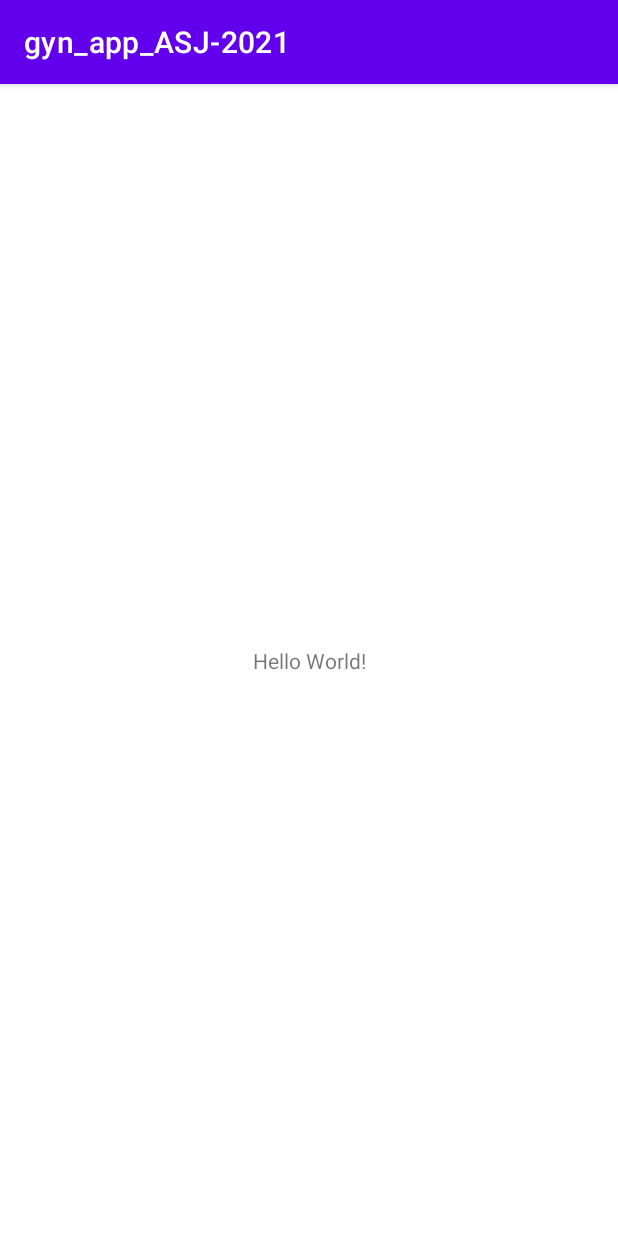
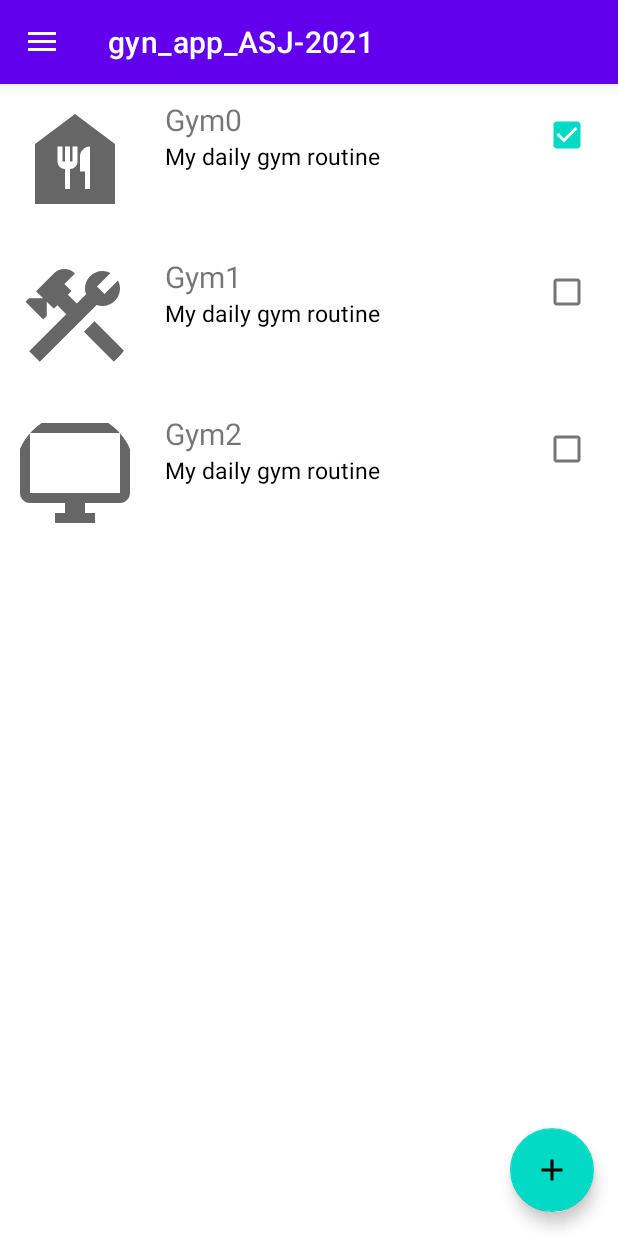
Before and after one commit to PratikJH153/gyn_app_ASJ2021, an Android app: the screen it shows after launch (MainActivity), on a phone screen of 412 x 824 dp. Run offline under Robolectric (Android 15) with nearby library versions, the phone set to English and light mode, and no system bars; our stand-ins replace CircleImageView.

Commit message:
ui update

```diff
--- /dev/null
+++ b/app/src/main/java/com/example/gyn_app_asj_2021/Adapter.kt
@@ -0,0 +1,42 @@
+package com.example.listview_demo
+
+import android.view.LayoutInflater
+import android.view.View
+import android.view.ViewGroup
+import android.widget.CheckBox
+import android.widget.TextView
+import androidx.recyclerview.widget.RecyclerView
+import com.example.gyn_app_asj_2021.R
+import com.example.gyn_app_asj_2021.Task
+import de.hdodenhof.circleimageview.CircleImageView
+
+class Adapter(private val dataList: List<Task>) : RecyclerView.Adapter<Adapter.ViewHolder>() {
+
+    // Represents a single row in a list
+    class ViewHolder(itemView: View) : RecyclerView.ViewHolder(itemView) {
+        // Initialize
+        val iconView:CircleImageView = itemView.findViewById(R.id.icon)
+        val textView1: TextView = itemView.findViewById(R.id.tag)
+        val textView2: TextView = itemView.findViewById(R.id.description)
+        val checkedView: CheckBox = itemView.findViewById(R.id.checked)
+    }
+
+    override fun onCreateViewHolder(parent: ViewGroup, viewType: Int): ViewHolder {
+        val itemView =
+            LayoutInflater.from(parent.context).inflate(R.layout.taskview, parent, false)
+
+        return ViewHolder(itemView)
+    }
+
+    override fun onBindViewHolder(holder: ViewHolder, position: Int) {
+        val currentItem = dataList[position]
+
+        // setter
+        holder.textView1.text = currentItem.tagName + position.toString()
+        holder.textView2.text = currentItem.tagValue
+        holder.iconView.setImageResource(currentItem.icon)
+        holder.checkedView.setChecked(currentItem.isComplete)
+    }
+
+    override fun getItemCount() = dataList.size
+}
--- a/app/src/main/java/com/example/gyn_app_asj_2021/MainActivity.kt
+++ b/app/src/main/java/com/example/gyn_app_asj_2021/MainActivity.kt
@@ -2,10 +2,98 @@ package com.example.gyn_app_asj_2021
 
 import androidx.appcompat.app.AppCompatActivity
 import android.os.Bundle
+import android.util.Log
+import android.view.MenuItem
+import android.widget.Toast
+import androidx.appcompat.app.ActionBarDrawerToggle
+import androidx.drawerlayout.widget.DrawerLayout
+import androidx.recyclerview.widget.LinearLayoutManager
+import androidx.recyclerview.widget.RecyclerView
+import com.google.android.material.floatingactionbutton.FloatingActionButton
+import com.google.android.material.navigation.NavigationView
 
 class MainActivity : AppCompatActivity() {
+
+    lateinit var toggle: ActionBarDrawerToggle
+
+    var data: MutableList<Task> = mutableListOf(
+        Task(
+            "Gym",
+            "My daily gym routine",
+            icon = R.drawable.ic_food,
+            true
+        ),
+        Task(
+            "Gym",
+            "My daily gym routine",
+            icon = R.drawable.ic_icon_1,
+            false
+        ),
+        Task(
+            "Gym",
+            "My daily gym routine",
+            icon = R.drawable.ic_icon_2,
+            false
+        ),
+    )
+
     override fun onCreate(savedInstanceState: Bundle?) {
         super.onCreate(savedInstanceState)
         setContentView(R.layout.activity_main)
+
+        val recycler_view: RecyclerView = findViewById(R.id.recycler_view_tasks)
+        recycler_view.adapter = com.example.listview_demo.Adapter(data)
+        recycler_view.layoutManager = LinearLayoutManager(this)
+        recycler_view.setHasFixedSize(true)
+
+        val addFloatingButton: FloatingActionButton = findViewById(R.id.add_fab)
+
+        addFloatingButton.setOnClickListener {
+            data.add(
+                Task(
+                    "Gym",
+                    "My daily gym routine",
+                    icon = R.drawable.ic_icon_1,
+                    false
+                )
+            )
+
+            recycler_view.adapter!!.notifyDataSetChanged()
+
+            Toast.makeText(this, "Clicked", Toast.LENGTH_SHORT).show()
+        }
+
+        val drawerLayout: DrawerLayout = findViewById(R.id.drawerLayout)
+
+        toggle = ActionBarDrawerToggle(
+            this,
+            drawerLayout,
+            R.string.open,
+            R.string.close
+        )
+
+        drawerLayout.addDrawerListener(toggle)
+        toggle.syncState()
+
+        supportActionBar?.setDisplayHomeAsUpEnabled(true)
+
+        findViewById<NavigationView>(R.id.navView).setNavigationItemSelectedListener {
+            when (it.itemId) {
+                R.id.item1 -> Toast.makeText(this, "Item1", Toast.LENGTH_SHORT).show()
+                R.id.item2 -> Toast.makeText(this, "Item2", Toast.LENGTH_SHORT).show()
+                R.id.item3 -> Toast.makeText(this, "Item3", Toast.LENGTH_SHORT).show()
+                R.id.item4 -> Toast.makeText(this, "Item4", Toast.LENGTH_SHORT).show()
+            }
+            true
+        }
+    }
+
+    override fun onOptionsItemSelected(item: MenuItem): Boolean {
+
+        if (toggle.onOptionsItemSelected(item)) {
+            return true
+        }
+
+        return super.onOptionsItemSelected(item)
     }
 }
--- /dev/null
+++ b/app/src/main/java/com/example/gyn_app_asj_2021/Task.kt
@@ -0,0 +1,8 @@
+package com.example.gyn_app_asj_2021
+
+data class Task(
+    var tagName: String,
+    var tagValue: String,
+    var icon: Int,
+    var isComplete: Boolean
+)
--- /dev/null
+++ b/app/src/main/res/drawable/ic_add.xml
@@ -0,0 +1,10 @@
+<vector xmlns:android="http://schemas.android.com/apk/res/android"
+    android:width="24dp"
+    android:height="24dp"
+    android:viewportWidth="24"
+    android:viewportHeight="24"
+    android:tint="?attr/colorControlNormal">
+  <path
+      android:fillColor="@android:color/white"
+      android:pathData="M19,13h-6v6h-2v-6H5v-2h6V5h2v6h6v2z"/>
+</vector>
--- /dev/null
+++ b/app/src/main/res/drawable/ic_backup.xml
@@ -0,0 +1,10 @@
+<vector xmlns:android="http://schemas.android.com/apk/res/android"
+    android:width="24dp"
+    android:height="24dp"
+    android:viewportWidth="24"
+    android:viewportHeight="24"
+    android:tint="?attr/colorControlNormal">
+  <path
+      android:fillColor="@android:color/white"
+      android:pathData="M19.35,10.04C18.67,6.59 15.64,4 12,4 9.11,4 6.6,5.64 5.35,8.04 2.34,8.36 0,10.91 0,14c0,3.31 2.69,6 6,6h13c2.76,0 5,-2.24 5,-5 0,-2.64 -2.05,-4.78 -4.65,-4.96zM14,13v4h-4v-4H7l5,-5 5,5h-3z"/>
+</vector>
--- /dev/null
+++ b/app/src/main/res/drawable/ic_export.xml
@@ -0,0 +1,10 @@
+<vector xmlns:android="http://schemas.android.com/apk/res/android"
+    android:width="24dp"
+    android:height="24dp"
+    android:viewportWidth="24"
+    android:viewportHeight="24"
+    android:tint="?attr/colorControlNormal">
+  <path
+      android:fillColor="@android:color/white"
+      android:pathData="M20,12l-1.41,-1.41L13,16.17V4h-2v12.17l-5.58,-5.59L4,12l8,8 8,-8z"/>
+</vector>
--- /dev/null
+++ b/app/src/main/res/drawable/ic_favorite.xml
@@ -0,0 +1,10 @@
+<vector xmlns:android="http://schemas.android.com/apk/res/android"
+    android:width="24dp"
+    android:height="24dp"
+    android:viewportWidth="24"
+    android:viewportHeight="24"
+    android:tint="?attr/colorControlNormal">
+  <path
+      android:fillColor="@android:color/white"
+      android:pathData="M12,21.35l-1.45,-1.32C5.4,15.36 2,12.28 2,8.5 2,5.42 4.42,3 7.5,3c1.74,0 3.41,0.81 4.5,2.09C13.09,3.81 14.76,3 16.5,3 19.58,3 22,5.42 22,8.5c0,3.78 -3.4,6.86 -8.55,11.54L12,21.35z"/>
+</vector>
--- /dev/null
+++ b/app/src/main/res/drawable/ic_food.xml
@@ -0,0 +1,10 @@
+<vector xmlns:android="http://schemas.android.com/apk/res/android"
+    android:width="24dp"
+    android:height="24dp"
+    android:viewportWidth="24"
+    android:viewportHeight="24"
+    android:tint="?attr/colorControlNormal">
+  <path
+      android:fillColor="@android:color/white"
+      android:pathData="M12,3L4,9v12h16V9L12,3zM12.5,12.5c0,0.83 -0.67,1.5 -1.5,1.5v4h-1v-4c-0.83,0 -1.5,-0.67 -1.5,-1.5v-3h1v3H10v-3h1v3h0.5v-3h1V12.5zM15,18h-1v-3.5h-1v-3c0,-1.1 0.9,-2 2,-2V18z"/>
+</vector>
--- /dev/null
+++ b/app/src/main/res/drawable/ic_home.xml
@@ -0,0 +1,10 @@
+<vector xmlns:android="http://schemas.android.com/apk/res/android"
+    android:width="24dp"
+    android:height="24dp"
+    android:viewportWidth="24"
+    android:viewportHeight="24"
+    android:tint="?attr/colorControlNormal">
+  <path
+      android:fillColor="@android:color/white"
+      android:pathData="M10,20v-6h4v6h5v-8h3L12,3 2,12h3v8z"/>
+</vector>
--- /dev/null
+++ b/app/src/main/res/drawable/ic_icon_1.xml
@@ -0,0 +1,13 @@
+<vector xmlns:android="http://schemas.android.com/apk/res/android"
+    android:width="24dp"
+    android:height="24dp"
+    android:viewportWidth="24"
+    android:viewportHeight="24"
+    android:tint="?attr/colorControlNormal">
+  <path
+      android:fillColor="@android:color/white"
+      android:pathData="M13.7827,15.1719l2.1213,-2.1213l5.9962,5.9962l-2.1213,2.1213z"/>
+  <path
+      android:fillColor="@android:color/white"
+      android:pathData="M17.5,10c1.93,0 3.5,-1.57 3.5,-3.5c0,-0.58 -0.16,-1.12 -0.41,-1.6l-2.7,2.7L16.4,6.11l2.7,-2.7C18.62,3.16 18.08,3 17.5,3C15.57,3 14,4.57 14,6.5c0,0.41 0.08,0.8 0.21,1.16l-1.85,1.85l-1.78,-1.78l0.71,-0.71L9.88,5.61L12,3.49c-1.17,-1.17 -3.07,-1.17 -4.24,0L4.22,7.03l1.41,1.41H2.81L2.1,9.15l3.54,3.54l0.71,-0.71V9.15l1.41,1.41l0.71,-0.71l1.78,1.78l-7.41,7.41l2.12,2.12L16.34,9.79C16.7,9.92 17.09,10 17.5,10z"/>
+</vector>
--- /dev/null
+++ b/app/src/main/res/drawable/ic_icon_2.xml
@@ -0,0 +1,10 @@
+<vector xmlns:android="http://schemas.android.com/apk/res/android"
+    android:width="24dp"
+    android:height="24dp"
+    android:viewportWidth="24"
+    android:viewportHeight="24"
+    android:tint="?attr/colorControlNormal">
+  <path
+      android:fillColor="@android:color/white"
+      android:pathData="M21,2L3,2c-1.1,0 -2,0.9 -2,2v12c0,1.1 0.9,2 2,2h7v2L8,20v2h8v-2h-2v-2h7c1.1,0 2,-0.9 2,-2L23,4c0,-1.1 -0.9,-2 -2,-2zM21,16L3,16L3,4h18v12z"/>
+</vector>
--- /dev/null
+++ b/app/src/main/res/drawable/ic_logout.xml
@@ -0,0 +1,10 @@
+<vector xmlns:android="http://schemas.android.com/apk/res/android"
+    android:width="24dp"
+    android:height="24dp"
+    android:viewportWidth="24"
+    android:viewportHeight="24"
+    android:tint="?attr/colorControlNormal">
+  <path
+      android:fillColor="@android:color/white"
+      android:pathData="M11,7L9.6,8.4l2.6,2.6H2v2h10.2l-2.6,2.6L11,17l5,-5L11,7zM20,19h-8v2h8c1.1,0 2,-0.9 2,-2V5c0,-1.1 -0.9,-2 -2,-2h-8v2h8V19z"/>
+</vector>
--- a/app/src/main/res/layout/activity_main.xml
+++ b/app/src/main/res/layout/activity_main.xml
@@ -1,18 +1,43 @@
 <?xml version="1.0" encoding="utf-8"?>
-<androidx.constraintlayout.widget.ConstraintLayout xmlns:android="http://schemas.android.com/apk/res/android"
+<androidx.drawerlayout.widget.DrawerLayout xmlns:android="http://schemas.android.com/apk/res/android"
+    android:id="@+id/drawerLayout"
     xmlns:app="http://schemas.android.com/apk/res-auto"
     xmlns:tools="http://schemas.android.com/tools"
     android:layout_width="match_parent"
     android:layout_height="match_parent"
     tools:context=".MainActivity">
 
-    <TextView
+    <androidx.constraintlayout.widget.ConstraintLayout
+        android:id="@+id/main_body"
         android:layout_width="wrap_content"
-        android:layout_height="wrap_content"
-        android:text="Hello World!"
-        app:layout_constraintBottom_toBottomOf="parent"
-        app:layout_constraintLeft_toLeftOf="parent"
-        app:layout_constraintRight_toRightOf="parent"
-        app:layout_constraintTop_toTopOf="parent" />
+        android:layout_height="wrap_content">
 
-</androidx.constraintlayout.widget.ConstraintLayout>
+        <androidx.recyclerview.widget.RecyclerView
+            android:id="@+id/recycler_view_tasks"
+            android:layout_width="match_parent"
+            android:layout_height="match_parent"/>
+
+        <com.google.android.material.floatingactionbutton.FloatingActionButton
+            android:id="@+id/add_fab"
+            android:layout_width="wrap_content"
+            android:layout_height="wrap_content"
+            android:layout_gravity="end"
+            android:layout_marginEnd="16dp"
+            android:layout_marginBottom="16dp"
+            android:src="@drawable/ic_add"
+            app:fabSize="normal"
+            app:layout_constraintBottom_toBottomOf="parent"
+            app:layout_constraintEnd_toEndOf="parent" />
+    </androidx.constraintlayout.widget.ConstraintLayout>
+
+    <com.google.android.material.navigation.NavigationView
+        android:id="@+id/navView"
+        android:layout_width="wrap_content"
+        android:layout_height="match_parent"
+        app:headerLayout="@layout/nav_header"
+        app:menu="@menu/nav_drawer_menu"
+        android:layout_gravity="start"
+        android:fitsSystemWindows="true">
+    </com.google.android.material.navigation.NavigationView>
+
+</androidx.drawerlayout.widget.DrawerLayout>
--- /dev/null
+++ b/app/src/main/res/layout/nav_header.xml
@@ -0,0 +1,7 @@
+<?xml version="1.0" encoding="utf-8"?>
+<androidx.constraintlayout.widget.ConstraintLayout xmlns:android="http://schemas.android.com/apk/res/android"
+    android:layout_width="match_parent"
+    android:layout_height="0dp"
+    android:background="@color/teal_700">
+
+</androidx.constraintlayout.widget.ConstraintLayout>
--- /dev/null
+++ b/app/src/main/res/layout/taskview.xml
@@ -0,0 +1,38 @@
+<?xml version="1.0" encoding="utf-8"?>
+<RelativeLayout xmlns:android="http://schemas.android.com/apk/res/android"
+    android:layout_marginVertical="10dp"
+    android:layout_marginHorizontal="10dp"
+    android:layout_width="match_parent"
+    android:layout_height="wrap_content">
+
+    <de.hdodenhof.circleimageview.CircleImageView
+        android:id="@+id/icon"
+        android:layout_marginEnd="20dp"
+        android:layout_width="80dp"
+        android:layout_height="80dp"/>
+
+    <TextView
+        android:id="@+id/tag"
+        android:textSize="20sp"
+        android:layout_toEndOf="@+id/icon"
+        android:layout_width="wrap_content"
+        android:layout_height="wrap_content">
+    </TextView>
+
+    <TextView
+        android:id="@+id/description"
+        android:textSize="15sp"
+        android:layout_width="wrap_content"
+        android:layout_height="wrap_content"
+        android:layout_below="@+id/tag"
+        android:layout_toEndOf="@+id/icon"
+        android:lines="3"
+        android:textColor="@color/black" />
+
+    <CheckBox
+        android:id="@+id/checked"
+        android:layout_alignParentEnd="true"
+        android:layout_width="wrap_content"
+        android:layout_height="wrap_content"/>
+
+</RelativeLayout>
--- /dev/null
+++ b/app/src/main/res/menu/nav_drawer_menu.xml
@@ -0,0 +1,20 @@
+<?xml version="1.0" encoding="utf-8"?>
+<menu xmlns:android="http://schemas.android.com/apk/res/android">
+    <item
+        android:id="@+id/item1"
+        android:icon="@drawable/ic_favorite"
+        android:title="Favorite Tags"/>
+    <item
+        android:id="@+id/item2"
+        android:icon="@drawable/ic_backup"
+        android:title="Backups"/>
+    <item
+        android:id="@+id/item3"
+        android:icon="@drawable/ic_export"
+        android:title="Export"/>
+    <item
+        android:id="@+id/item4"
+        android:icon="@drawable/ic_logout"
+        android:title="Log Out">
+    </item>
+</menu>
--- /dev/null
+++ b/app/src/main/res/navigation/nav_graph.xml
@@ -0,0 +1,6 @@
+<?xml version="1.0" encoding="utf-8"?>
+<navigation xmlns:android="http://schemas.android.com/apk/res/android"
+    xmlns:app="http://schemas.android.com/apk/res-auto"
+    android:id="@+id/nav_graph">
+
+</navigation>
--- a/app/src/main/res/values/strings.xml
+++ b/app/src/main/res/values/strings.xml
@@ -1,3 +1,7 @@
 <resources>
     <string name="app_name">gyn_app_ASJ-2021</string>
+    <string name="open">Open</string>
+    <string name="close">Close</string>
+    <!-- TODO: Remove or change this placeholder text -->
+    <string name="hello_blank_fragment">Hello blank fragment</string>
 </resources>
```
Also changed, not shown: app/build.gradle (+6 -1 lines).
